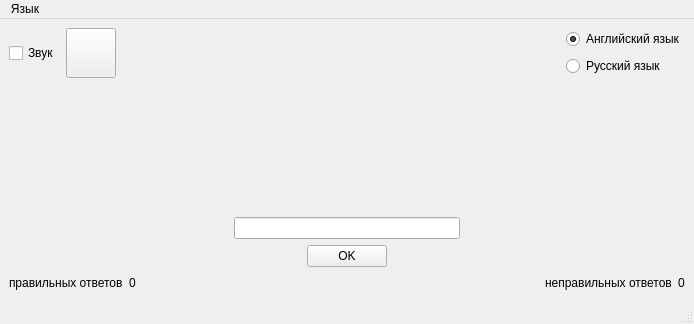
The window that Morze/mainwindow2.ui (akbarshar1pov/morze) describes before a commit, drawn with Qt 5.
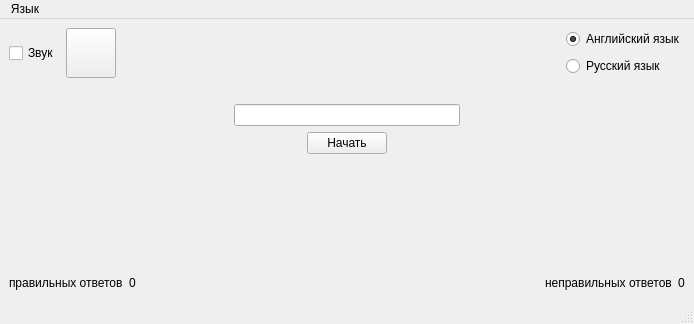
The same window after the commit. Icons and pictures are not drawn.

Commit message: Основная часть готова

```diff
--- a/Morze/mainwindow2.ui
+++ b/Morze/mainwindow2.ui
@@ -163,7 +163,7 @@
             <item>
              <widget class="QPushButton" name="OK">
               <property name="text">
-               <string>OK</string>
+               <string>Начать</string>
               </property>
               <property name="shortcut">
                <string>Enter, Return</string>
@@ -202,6 +202,19 @@
         </item>
        </layout>
       </item>
+      <item>
+       <spacer name="verticalSpacer">
+        <property name="orientation">
+         <enum>Qt::Vertical</enum>
+        </property>
+        <property name="sizeHint" stdset="0">
+         <size>
+          <width>20</width>
+          <height>40</height>
+         </size>
+        </property>
+       </spacer>
+      </item>
       <item>
        <layout class="QHBoxLayout" name="horizontalLayout_3">
         <item>
```
The commit also changes 2 other files.
